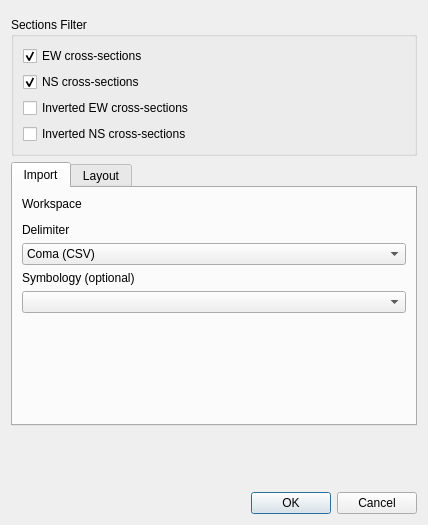
First picture: the form in sugar_tools_dialog_simple.ui, repository psigcat/sugartools, before the edit.
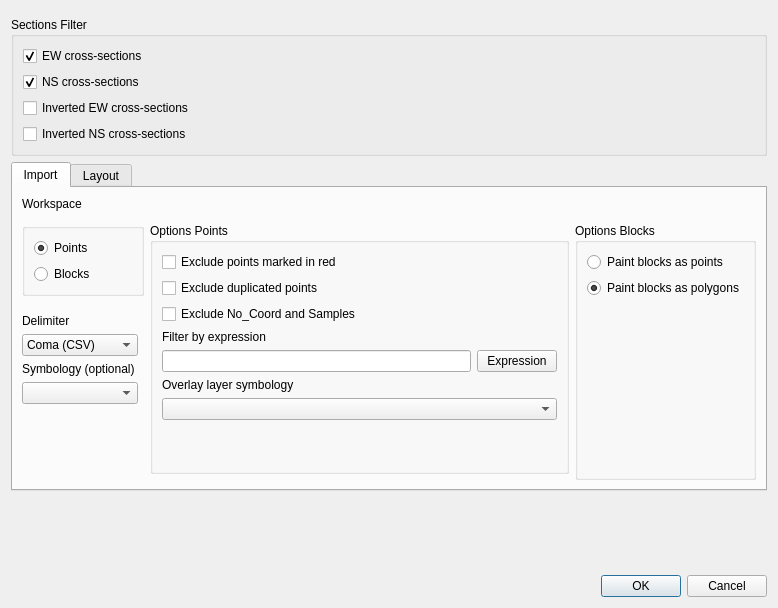
Second picture: the form after the edit. Custom widgets are drawn as their Qt base class.

Commit message: move filters from layout to import. separate funcionality for points and blocks

The edit to the form file:
```diff
--- a/sugar_tools_dialog_simple.ui
+++ b/sugar_tools_dialog_simple.ui
@@ -6,8 +6,8 @@
    <rect>
     <x>0</x>
     <y>0</y>
-    <width>428</width>
-    <height>525</height>
+    <width>778</width>
+    <height>608</height>
    </rect>
   </property>
   <property name="windowTitle">
@@ -76,65 +76,206 @@
       <attribute name="title">
        <string>Import</string>
       </attribute>
-      <layout class="QVBoxLayout" name="verticalLayout_3">
-       <item>
-        <widget class="QLabel" name="label">
+      <layout class="QGridLayout" name="gridLayout_2">
+       <item row="3" column="3" rowspan="10">
+        <widget class="QGroupBox" name="groupBoxBlocks">
+         <property name="enabled">
+          <bool>true</bool>
+         </property>
+         <property name="title">
+          <string>Options Blocks</string>
+         </property>
+         <layout class="QGridLayout" name="gridLayout_4">
+          <item row="2" column="0">
+           <spacer name="verticalSpacer_4">
+            <property name="orientation">
+             <enum>Qt::Vertical</enum>
+            </property>
+            <property name="sizeHint" stdset="0">
+             <size>
+              <width>20</width>
+              <height>40</height>
+             </size>
+            </property>
+           </spacer>
+          </item>
+          <item row="0" column="0">
+           <widget class="QRadioButton" name="option_points">
+            <property name="text">
+             <string>Paint blocks as points</string>
+            </property>
+           </widget>
+          </item>
+          <item row="1" column="0">
+           <widget class="QRadioButton" name="option_polygons">
+            <property name="text">
+             <string>Paint blocks as polygons</string>
+            </property>
+            <property name="checked">
+             <bool>true</bool>
+            </property>
+           </widget>
+          </item>
+         </layout>
+        </widget>
+       </item>
+       <item row="9" column="0">
+        <widget class="QComboBox" name="symbologies"/>
+       </item>
+       <item row="8" column="0">
+        <widget class="QLabel" name="labelSymbology">
          <property name="text">
-          <string>Workspace</string>
+          <string>Symbology (optional)</string>
          </property>
         </widget>
        </item>
-       <item>
+       <item row="10" column="0">
+        <spacer name="verticalSpacer_2">
+         <property name="orientation">
+          <enum>Qt::Vertical</enum>
+         </property>
+         <property name="sizeHint" stdset="0">
+          <size>
+           <width>20</width>
+           <height>40</height>
+          </size>
+         </property>
+        </spacer>
+       </item>
+       <item row="3" column="2" rowspan="9">
+        <widget class="QGroupBox" name="groupBoxPoints">
+         <property name="title">
+          <string>Options Points</string>
+         </property>
+         <layout class="QGridLayout" name="gridLayout_3">
+          <item row="2" column="0" colspan="2">
+           <widget class="QCheckBox" name="exclude_no_coords">
+            <property name="text">
+             <string>Exclude No_Coord and Samples</string>
+            </property>
+           </widget>
+          </item>
+          <item row="3" column="0">
+           <widget class="QLabel" name="label_4">
+            <property name="text">
+             <string>Filter by expression</string>
+            </property>
+           </widget>
+          </item>
+          <item row="5" column="1">
+           <widget class="QPushButton" name="filter_expr_btn">
+            <property name="text">
+             <string>Expression</string>
+            </property>
+           </widget>
+          </item>
+          <item row="1" column="0" colspan="2">
+           <widget class="QCheckBox" name="exclude_duplicated_points">
+            <property name="text">
+             <string>Exclude duplicated points</string>
+            </property>
+           </widget>
+          </item>
+          <item row="7" column="0" colspan="2">
+           <widget class="QComboBox" name="symbologies_overlay"/>
+          </item>
+          <item row="5" column="0">
+           <widget class="QLineEdit" name="filter_expr"/>
+          </item>
+          <item row="6" column="0" colspan="2">
+           <widget class="QLabel" name="label_7">
+            <property name="text">
+             <string>Overlay layer symbology</string>
+            </property>
+           </widget>
+          </item>
+          <item row="0" column="0" colspan="2">
+           <widget class="QCheckBox" name="exclude_red_points">
+            <property name="text">
+             <string>Exclude points marked in red</string>
+            </property>
+           </widget>
+          </item>
+          <item row="8" column="0" colspan="2">
+           <spacer name="verticalSpacer_5">
+            <property name="orientation">
+             <enum>Qt::Vertical</enum>
+            </property>
+            <property name="sizeHint" stdset="0">
+             <size>
+              <width>20</width>
+              <height>40</height>
+             </size>
+            </property>
+           </spacer>
+          </item>
+         </layout>
+        </widget>
+       </item>
+       <item row="7" column="0">
+        <widget class="QComboBox" name="delimiter">
+         <item>
+          <property name="text">
+           <string>Coma (CSV)</string>
+          </property>
+         </item>
+         <item>
+          <property name="text">
+           <string>Tabulator (TSV)</string>
+          </property>
+         </item>
+        </widget>
+       </item>
+       <item row="1" column="0" colspan="4">
         <widget class="QgsFileWidget" name="workspace">
          <property name="storageMode">
           <enum>QgsFileWidget::GetDirectory</enum>
          </property>
         </widget>
        </item>
-       <item>
+       <item row="0" column="0" colspan="2">
+        <widget class="QLabel" name="label">
+         <property name="text">
+          <string>Workspace</string>
+         </property>
+        </widget>
+       </item>
+       <item row="3" column="0" colspan="2">
+        <widget class="QGroupBox" name="pointOrBlock">
+         <property name="title">
+          <string/>
+         </property>
+         <property name="checkable">
+          <bool>false</bool>
+         </property>
+         <layout class="QVBoxLayout" name="verticalLayout_4">
+          <item>
+           <widget class="QRadioButton" name="radioPoints">
+            <property name="text">
+             <string>Points</string>
+            </property>
+            <property name="checked">
+             <bool>true</bool>
+            </property>
+           </widget>
+          </item>
+          <item>
+           <widget class="QRadioButton" name="radioBlocks">
+            <property name="text">
+             <string>Blocks</string>
+            </property>
+           </widget>
+          </item>
+         </layout>
+        </widget>
+       </item>
+       <item row="6" column="0">
         <widget class="QLabel" name="label_6">
          <property name="text">
           <string>Delimiter</string>
          </property>
         </widget>
        </item>
-       <item>
-        <widget class="QComboBox" name="delimiter">
-         <item>
-          <property name="text">
-           <string>Coma (CSV)</string>
-          </property>
-         </item>
-         <item>
-          <property name="text">
-           <string>Tabulator (TSV)</string>
-          </property>
-         </item>
-        </widget>
-       </item>
-       <item>
-        <widget class="QLabel" name="label_5">
-         <property name="text">
-          <string>Symbology (optional)</string>
-         </property>
-        </widget>
-       </item>
-       <item>
-        <widget class="QComboBox" name="symbologies"/>
-       </item>
-       <item>
-        <spacer name="verticalSpacer_2">
-         <property name="orientation">
-          <enum>Qt::Vertical</enum>
-         </property>
-         <property name="sizeHint" stdset="0">
-          <size>
-           <width>20</width>
-           <height>40</height>
-          </size>
-         </property>
-        </spacer>
-       </item>
       </layout>
      </widget>
      <widget class="QWidget" name="tabLayout">
@@ -163,42 +304,17 @@
         <widget class="QComboBox" name="layer"/>
        </item>
        <item row="4" column="0" colspan="2">
-        <widget class="QCheckBox" name="exclude_red_points">
-         <property name="text">
-          <string>Exclude points marked in red</string>
+        <spacer name="verticalSpacer_3">
+         <property name="orientation">
+          <enum>Qt::Vertical</enum>
          </property>
-        </widget>
-       </item>
-       <item row="6" column="0">
-        <widget class="QCheckBox" name="exclude_no_coords">
-         <property name="text">
-          <string>Exclude No_Coord and Samples</string>
+         <property name="sizeHint" stdset="0">
+          <size>
+           <width>20</width>
+           <height>40</height>
+          </size>
          </property>
-        </widget>
-       </item>
-       <item row="5" column="0" colspan="2">
-        <widget class="QCheckBox" name="exclude_duplicated_points">
-         <property name="text">
-          <string>Exclude duplicated points</string>
-         </property>
-        </widget>
-       </item>
-       <item row="9" column="1">
-        <widget class="QPushButton" name="filter_expr_btn">
-         <property name="text">
-          <string>Expression Builder</string>
-         </property>
-        </widget>
-       </item>
-       <item row="9" column="0">
-        <widget class="QLineEdit" name="filter_expr"/>
-       </item>
-       <item row="8" column="0">
-        <widget class="QLabel" name="label_4">
-         <property name="text">
-          <string>Filter by expression</string>
-         </property>
-        </widget>
+        </spacer>
        </item>
       </layout>
      </widget>
```
Left out of the diff: 12 changed lines with no effect on the pictures. The commit also changes 1 other file.
